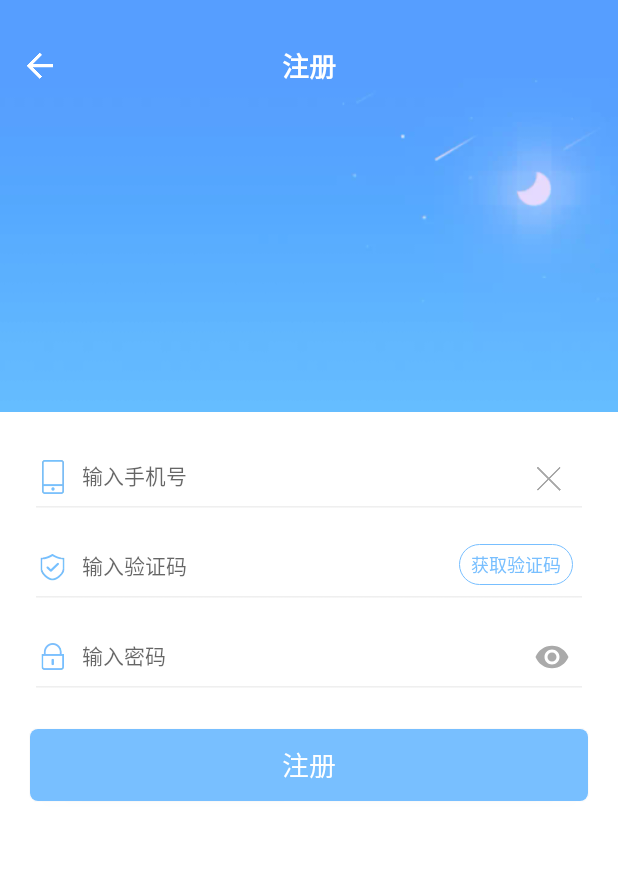
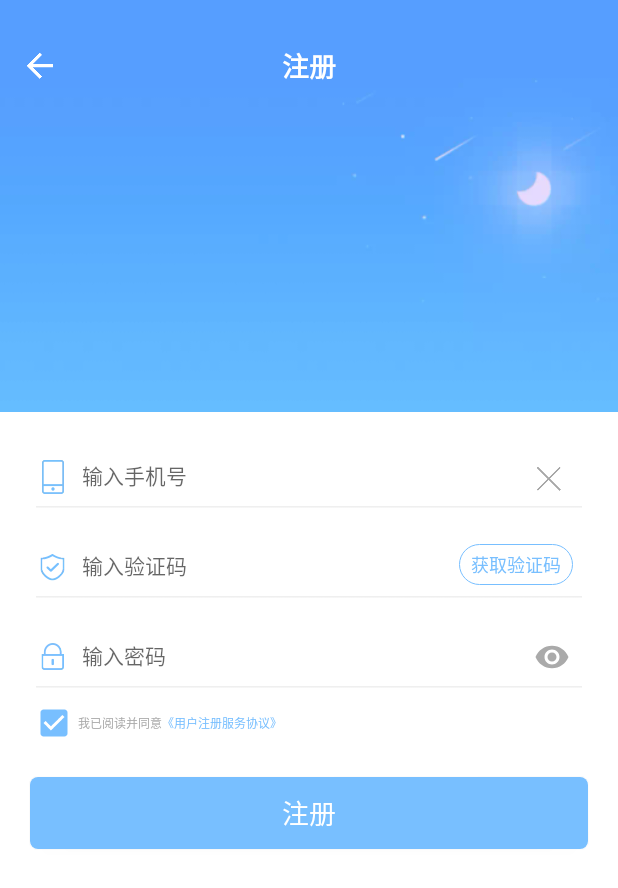
Before and after one commit to qqxliufeng/electronicbusiness, an Android app: the fragment RegisterFragment shown on its own in the app's theme, on a phone screen of 412 x 824 dp. Shown: the top 888 px of the screen. Run offline under Robolectric (Android 15) with nearby library versions, the phone set to English and light mode, and no system bars; our stand-ins replace ButterKnife, Dagger/Hilt's generated code; libraries missing offline, so code that uses them is left out: com.hyphenate.chat, com.hyphenate.helpdesk, com.sina.weibo, com.tencent.bugly, rx.android.schedulers and 2 more.

Commit message:
修改了 bug

```diff
--- a/src/main/java/com/android/ql/lf/electronicbusiness/data/IndexAskInfoBean.kt
+++ b/src/main/java/com/android/ql/lf/electronicbusiness/data/IndexAskInfoBean.kt
@@ -22,7 +22,7 @@ class IndexAskInfoBean : MultiItemEntity {
     lateinit var quiz_title: String
     lateinit var quiz_token: String
     lateinit var quiz_type: ArrayList<String>
-    lateinit var quiz_click: String
+    var quiz_click: String? = null
     lateinit var quiz_content: String
     lateinit var quiz_time: String
     lateinit var quiz_num: String
--- a/src/main/java/com/android/ql/lf/electronicbusiness/ui/adapters/AnswerListAdapter.kt
+++ b/src/main/java/com/android/ql/lf/electronicbusiness/ui/adapters/AnswerListAdapter.kt
@@ -14,9 +14,9 @@ import com.chad.library.adapter.base.BaseViewHolder
  */
 class AnswerListAdapter(layoutId: Int, list: ArrayList<IndexAskInfoBean>) : BaseQuickAdapter<IndexAskInfoBean, BaseViewHolder>(layoutId, list) {
     override fun convert(helper: BaseViewHolder?, item: IndexAskInfoBean?) {
-        helper!!.setText(R.id.mTvAskListItemTitle,item!!.quiz_title)
-        helper.setText(R.id.mTvAskListItemCount,"回答：${item.quiz_num}")
-        helper.setText(R.id.mTvAskListItemFocus,"关注：${item.quiz_click}")
+        helper!!.setText(R.id.mTvAskListItemTitle, item!!.quiz_title)
+        helper.setText(R.id.mTvAskListItemCount, "回答：${item.quiz_num}")
+        helper.setText(R.id.mTvAskListItemFocus, "关注：${item.quiz_click ?: 0}")
         val tv_delete = helper.getView<TextView>(R.id.mTvAskListItemDelete)
         helper.addOnClickListener(R.id.mTvAskListItemDelete)
         if (UserInfo.getInstance().isLogin) {
--- a/src/main/java/com/android/ql/lf/electronicbusiness/ui/fragments/ask/ReplyQuestionFragment.java
+++ b/src/main/java/com/android/ql/lf/electronicbusiness/ui/fragments/ask/ReplyQuestionFragment.java
@@ -163,10 +163,10 @@ public class ReplyQuestionFragment extends BaseNetWorkingFragment {
                 Toast.makeText(mContext, "回复成功", Toast.LENGTH_SHORT).show();
                 RefreshData.INSTANCE.setRefresh(true);
                 RefreshData.INSTANCE.setAny("回复成功");
+                RxBus.getDefault().post(RefreshData.INSTANCE);
                 if (Objects.equals(getArguments().getString("uid"), UserInfo.getInstance().getMemberId())) {
                     OrderPresent.notifyRefreshOrderNum();
                 }
-                RxBus.getDefault().post(RefreshData.INSTANCE);
                 finish();
             }
         } else {
--- a/src/main/java/com/android/ql/lf/electronicbusiness/ui/fragments/mine/RegisterFragment.kt
+++ b/src/main/java/com/android/ql/lf/electronicbusiness/ui/fragments/mine/RegisterFragment.kt
@@ -78,6 +78,10 @@ class RegisterFragment : BaseNetWorkingFragment() {
                 toast("密码不能为空")
                 return@setOnClickListener
             }
+            if (!mCbRegisterProtocol.isChecked) {
+                toast("请先同意用户注册服务协议")
+                return@setOnClickListener
+            }
             mPresent.getDataByPost(0x1, RequestParamsHelper.LOGIN_MODEL, RequestParamsHelper.ACT_REGISTER,
                     RequestParamsHelper.getRegisterParams(mEtPhone.text.toString(), mEtPassword.text.toString()))
         }
@@ -98,7 +102,7 @@ class RegisterFragment : BaseNetWorkingFragment() {
             if ("200" == codeBean.status) {
                 mCode = codeBean.code
                 toast("验证码已经发送，请注意查收")
-            }else{
+            } else {
                 getCodeFailed()
             }
         } else if (requestID == 0x1) {
--- a/src/main/res/layout/fragment_answer_info_layout.xml
+++ b/src/main/res/layout/fragment_answer_info_layout.xml
@@ -85,7 +85,7 @@
                         android:layout_centerVertical="true"
                         android:layout_marginLeft="@dimen/dp_10"
                         android:layout_toRightOf="@+id/mTvAnswerInfoAnswerCount"
-                        android:text="1850个关注"
+                        android:text="0个关注"
                         android:textColor="#AEAEAE"
                         android:textSize="@dimen/sp_12" />
 
--- a/src/main/res/layout/fragment_register_layout.xml
+++ b/src/main/res/layout/fragment_register_layout.xml
@@ -153,6 +153,34 @@
                 android:textSize="14sp" />
         </android.support.design.widget.TextInputLayout>
 
+        <RelativeLayout
+            android:layout_width="match_parent"
+            android:layout_height="wrap_content"
+            android:paddingLeft="20dp">
+
+            <CheckBox
+                android:id="@+id/mCbRegisterProtocol"
+                android:layout_width="wrap_content"
+                android:layout_height="wrap_content"
+                android:checked="true"
+                android:text="我已阅读并同意"
+                android:textColor="#aaa"
+                android:textSize="@dimen/sp_12"
+                android:theme="@style/style_cb_pay" />
+
+            <TextView
+                android:id="@+id/mTvRegisterProtocol"
+                android:layout_width="wrap_content"
+                android:layout_height="wrap_content"
+                android:layout_centerVertical="true"
+                android:textSize="@dimen/sp_12"
+                android:layout_toRightOf="@+id/mCbRegisterProtocol"
+                android:text="《用户注册服务协议》"
+                android:textColor="@color/colorPrimary" />
+
+        </RelativeLayout>
+
+
         <Button
             android:id="@+id/mBtRegister"
             android:layout_width="match_parent"
```
Also changed, not shown: src/main/java/com/android/ql/lf/electronicbusiness/ui/fragments/ask/AnswerInfoFragment.kt (+5 -5 lines), src/main/java/com/android/ql/lf/electronicbusiness/ui/adapters/MainAskAndAnswerAdapter.kt (line endings or trailing spaces), 1 other file.
